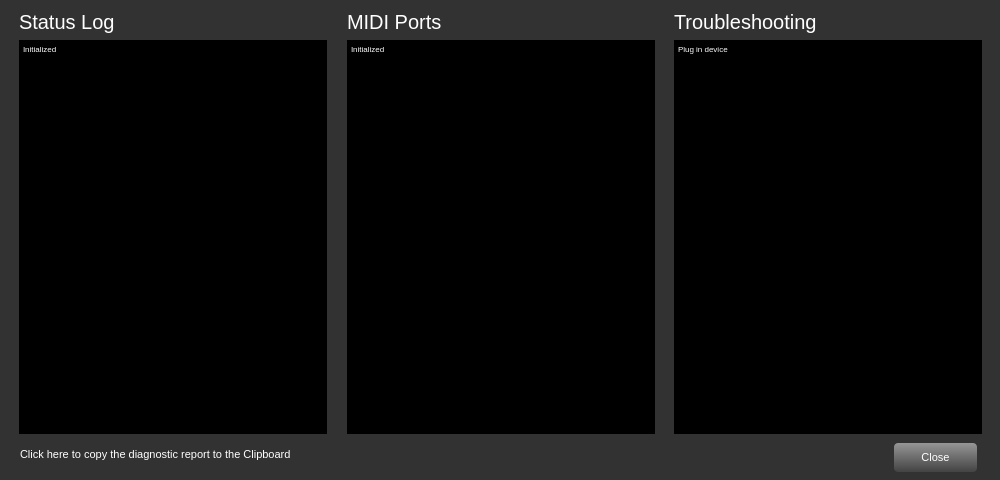
This is troubleshoot/troubleshoot.ui in Muse-Kinetics/kmi_midi_device_manager as Qt 5 draws it before an edit. The edited form follows.
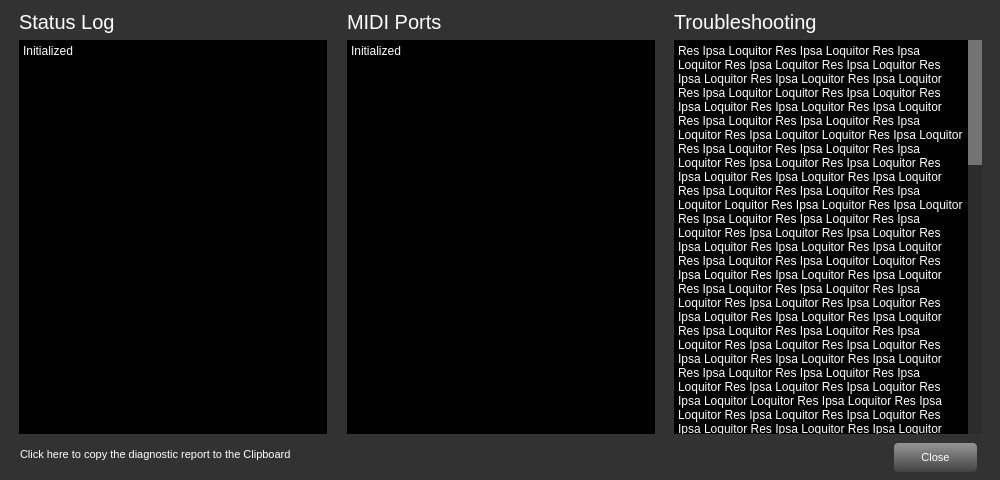
This is the edited form.

Commit message: -Fixed troubleshooting window margins

Diff of the .ui file:
```diff
--- a/troubleshoot/troubleshoot.ui
+++ b/troubleshoot/troubleshoot.ui
@@ -255,8 +255,8 @@
      <string>&lt;!DOCTYPE HTML PUBLIC &quot;-//W3C//DTD HTML 4.0//EN&quot; &quot;http://www.w3.org/TR/REC-html40/strict.dtd&quot;&gt;
 &lt;html&gt;&lt;head&gt;&lt;meta name=&quot;qrichtext&quot; content=&quot;1&quot; /&gt;&lt;meta charset=&quot;utf-8&quot; /&gt;&lt;style type=&quot;text/css&quot;&gt;
 p, li { white-space: pre-wrap; }
-&lt;/style&gt;&lt;/head&gt;&lt;body style=&quot; font-family:'Segoe UI'; font-size:9pt; font-weight:400; font-style:normal;&quot;&gt;
-&lt;p style=&quot; margin-top:0px; margin-bottom:0px; margin-left:0px; margin-right:0px; -qt-block-indent:0; text-indent:0px;&quot;&gt;&lt;span style=&quot; font-family:'Source Code Pro'; font-size:8px;&quot;&gt;Initialized&lt;br /&gt;&lt;/span&gt;&lt;/p&gt;&lt;/body&gt;&lt;/html&gt;</string>
+&lt;/style&gt;&lt;/head&gt;&lt;body style=&quot; font-family:'.AppleSystemUIFont'; font-size:13pt; font-weight:400; font-style:normal;&quot;&gt;
+&lt;p style=&quot; margin-top:0px; margin-bottom:0px; margin-left:0px; margin-right:0px; -qt-block-indent:0; text-indent:0px;&quot;&gt;&lt;span style=&quot; font-family:'Source Code Pro'; font-size:9pt;&quot;&gt;Initialized&lt;br /&gt;&lt;/span&gt;&lt;/p&gt;&lt;/body&gt;&lt;/html&gt;</string>
     </property>
    </widget>
    <widget class="QLabel" name="label_2">
@@ -318,8 +318,8 @@
      <string>&lt;!DOCTYPE HTML PUBLIC &quot;-//W3C//DTD HTML 4.0//EN&quot; &quot;http://www.w3.org/TR/REC-html40/strict.dtd&quot;&gt;
 &lt;html&gt;&lt;head&gt;&lt;meta name=&quot;qrichtext&quot; content=&quot;1&quot; /&gt;&lt;meta charset=&quot;utf-8&quot; /&gt;&lt;style type=&quot;text/css&quot;&gt;
 p, li { white-space: pre-wrap; }
-&lt;/style&gt;&lt;/head&gt;&lt;body style=&quot; font-family:'Segoe UI'; font-size:9pt; font-weight:400; font-style:normal;&quot;&gt;
-&lt;p style=&quot; margin-top:0px; margin-bottom:0px; margin-left:0px; margin-right:0px; -qt-block-indent:0; text-indent:0px;&quot;&gt;&lt;span style=&quot; font-family:'Source Code Pro'; font-size:8px;&quot;&gt;Initialized&lt;br /&gt;&lt;/span&gt;&lt;/p&gt;&lt;/body&gt;&lt;/html&gt;</string>
+&lt;/style&gt;&lt;/head&gt;&lt;body style=&quot; font-family:'.AppleSystemUIFont'; font-size:13pt; font-weight:400; font-style:normal;&quot;&gt;
+&lt;p style=&quot; margin-top:0px; margin-bottom:0px; margin-left:0px; margin-right:0px; -qt-block-indent:0; text-indent:0px;&quot;&gt;&lt;span style=&quot; font-family:'Source Code Pro'; font-size:9pt;&quot;&gt;Initialized&lt;br /&gt;&lt;/span&gt;&lt;/p&gt;&lt;/body&gt;&lt;/html&gt;</string>
     </property>
    </widget>
    <widget class="QLabel" name="bg">
@@ -371,18 +371,19 @@
     </property>
     <property name="styleSheet">
      <string notr="true">/* Note - QTextEdit fonts are styled in  HTML */
+QTextEdit{
     background-color: rgba(0,0,0,255);
     color: white;
-	border: black;
+border: black;
 
-</string>
+}</string>
     </property>
     <property name="html">
      <string>&lt;!DOCTYPE HTML PUBLIC &quot;-//W3C//DTD HTML 4.0//EN&quot; &quot;http://www.w3.org/TR/REC-html40/strict.dtd&quot;&gt;
 &lt;html&gt;&lt;head&gt;&lt;meta name=&quot;qrichtext&quot; content=&quot;1&quot; /&gt;&lt;meta charset=&quot;utf-8&quot; /&gt;&lt;style type=&quot;text/css&quot;&gt;
 p, li { white-space: pre-wrap; }
-&lt;/style&gt;&lt;/head&gt;&lt;body style=&quot; font-family:'Segoe UI'; font-size:9pt; font-weight:400; font-style:normal;&quot;&gt;
-&lt;p style=&quot; margin-top:0px; margin-bottom:0px; margin-left:0px; margin-right:0px; -qt-block-indent:0; text-indent:0px;&quot;&gt;&lt;span style=&quot; font-family:'Source Code Pro'; font-size:8px;&quot;&gt;Plug in device&lt;br /&gt;&lt;/span&gt;&lt;/p&gt;&lt;/body&gt;&lt;/html&gt;</string>
+&lt;/style&gt;&lt;/head&gt;&lt;body style=&quot; font-family:'.AppleSystemUIFont'; font-size:13pt; font-weight:400; font-style:normal;&quot;&gt;
+&lt;p style=&quot; margin-top:0px; margin-bottom:0px; margin-left:0px; margin-right:0px; -qt-block-indent:0; text-indent:0px;&quot;&gt;&lt;span style=&quot; font-family:'Source Code Pro'; font-size:9pt;&quot;&gt;Res Ipsa Loquitor Res Ipsa Loquitor Res Ipsa Loquitor Res Ipsa Loquitor Res Ipsa Loquitor Res Ipsa Loquitor Res Ipsa Loquitor Res Ipsa Loquitor Res Ipsa Loquitor Loquitor Res Ipsa Loquitor Res Ipsa Loquitor Res Ipsa Loquitor Res Ipsa Loquitor Res Ipsa Loquitor Res Ipsa Loquitor Res Ipsa Loquitor Res Ipsa Loquitor Loquitor Res Ipsa Loquitor Res Ipsa Loquitor Res Ipsa Loquitor Res Ipsa Loquitor Res Ipsa Loquitor Res Ipsa Loquitor Res Ipsa Loquitor Res Ipsa Loquitor Res Ipsa Loquitor Res Ipsa Loquitor Res Ipsa Loquitor Res Ipsa Loquitor Loquitor Res Ipsa Loquitor Res Ipsa Loquitor Res Ipsa Loquitor Res Ipsa Loquitor Res Ipsa Loquitor Res Ipsa Loquitor Res Ipsa Loquitor Res Ipsa Loquitor Res Ipsa Loquitor Res Ipsa Loquitor Res Ipsa Loquitor Res Ipsa Loquitor Loquitor Res Ipsa Loquitor Res Ipsa Loquitor Res Ipsa Loquitor Res Ipsa Loquitor Res Ipsa Loquitor Res Ipsa Loquitor Res Ipsa Loquitor Res Ipsa Loquitor Res Ipsa Loquitor Res Ipsa Loquitor Res Ipsa Loquitor Res Ipsa Loquitor Res Ipsa Loquitor Res Ipsa Loquitor Res Ipsa Loquitor Res Ipsa Loquitor Res Ipsa Loquitor Res Ipsa Loquitor Res Ipsa Loquitor Res Ipsa Loquitor Res Ipsa Loquitor Res Ipsa Loquitor Res Ipsa Loquitor Res Ipsa Loquitor Res Ipsa Loquitor Loquitor Res Ipsa Loquitor Res Ipsa Loquitor Res Ipsa Loquitor Res Ipsa Loquitor Res Ipsa Loquitor Res Ipsa Loquitor Res Ipsa Loquitor Res Ipsa Loquitor Loquitor Res Ipsa Loquitor Res Ipsa Loquitor Res Ipsa Loquitor Res Ipsa Loquitor Res Ipsa Loquitor Res Ipsa Loquitor Res Ipsa Loquitor Res Ipsa Loquitor Res Ipsa Loquitor Res Ipsa Loquitor Res Ipsa Loquitor Res Ipsa Loquitor Loquitor Res Ipsa Loquitor Res Ipsa Loquitor Res Ipsa Loquitor Res Ipsa Loquitor Res Ipsa Loquitor Res Ipsa Loquitor Res Ipsa Loquitor Res Ipsa Loquitor Res Ipsa Loquitor Res Ipsa Loquitor Res Ipsa Loquitor Res Ipsa Loquitor Loquitor Res Ipsa Loquitor Res Ipsa Loquitor Res Ipsa Loquitor Res Ipsa Loquitor Res Ipsa Loquitor Res Ipsa Loquitor Res Ipsa Loquitor Res Ipsa Loquitor Res Ipsa Loquitor Res Ipsa Loquitor Res Ipsa Loquitor Res Ipsa Loquitor Res Ipsa Loquitor Res Ipsa Loquitor Res Ipsa Loquitor Res Ipsa Loquitor Res Ipsa Loquitor Res Ipsa Loquitor Res Ipsa Loquitor Res Ipsa Loquitor Res Ipsa Loquitor Res Ipsa Loquitor Res Ipsa Loquitor Res Ipsa Loquitor Res Ipsa Loquitor Loquitor Res Ipsa Loquitor Res Ipsa Loquitor Res Ipsa Loquitor Res Ipsa Loquitor Res Ipsa Loquitor Res Ipsa Loquitor Res Ipsa Loquitor Res Ipsa Loquitor Loquitor Res Ipsa Loquitor Res Ipsa Loquitor Res Ipsa Loquitor Res Ipsa Loquitor Res Ipsa Loquitor Res Ipsa Loquitor Res Ipsa Loquitor Res Ipsa Loquitor Res Ipsa Loquitor Res Ipsa Loquitor Res Ipsa Loquitor Res Ipsa Loquitor Loquitor Res Ipsa Loquitor Res Ipsa Loquitor Res Ipsa Loquitor Res Ipsa Loquitor Res Ipsa Loquitor Res Ipsa Loquitor Res Ipsa Loquitor Res Ipsa Loquitor Res Ipsa Loquitor Res Ipsa Loquitor Res Ipsa Loquitor Res Ipsa Loquitor Loquitor Res Ipsa Loquitor Res Ipsa Loquitor Res Ipsa Loquitor Res Ipsa Loquitor Res Ipsa Loquitor Res Ipsa Loquitor Res Ipsa Loquitor Res Ipsa Loquitor Res Ipsa Loquitor Res Ipsa Loquitor Res Ipsa Loquitor Res Ipsa Loquitor Res Ipsa Loquitor Res Ipsa Loquitor Res Ipsa Loquitor Res Ipsa Loquitor Res Ipsa Loquitor Res Ipsa Loquitor Res Ipsa Loquitor Res Ipsa Loquitor Res Ipsa Loquitor Res Ipsa Loquitor Res Ipsa Loquitor Res Ipsa Loquitor Res Ipsa Loquitor Loquitor Res Ipsa Loquitor Res Ipsa Loquitor Res Ipsa Loquitor Res Ipsa Loquitor Res Ipsa Loquitor Res Ipsa Loquitor Res Ipsa Loquitor Res Ipsa Loquitor Loquitor Res Ipsa Loquitor Res Ipsa Loquitor Res Ipsa Loquitor Res Ipsa Loquitor Res Ipsa Loquitor Res Ipsa Loquitor Res Ipsa Loquitor Res Ipsa Loquitor Res Ipsa Loquitor Res Ipsa Loquitor Res Ipsa Loquitor Res Ipsa Loquitor Loquitor Res Ipsa Loquitor Res Ipsa Loquitor Res Ipsa Loquitor Res Ipsa Loquitor Res Ipsa Loquitor Res Ipsa Loquitor Res Ipsa Loquitor Res Ipsa Loquitor Res Ipsa Loquitor Res Ipsa Loquitor Res Ipsa Loquitor Res Ipsa Loquitor Loquitor Res Ipsa Loquitor Res Ipsa Loquitor Res Ipsa Loquitor Res Ipsa Loquitor Res Ipsa Loquitor Res Ipsa Loquitor Res Ipsa Loquitor Res Ipsa Loquitor Res Ipsa Loquitor Res Ipsa Loquitor Res Ipsa Loquitor Res Ipsa Loquitor Res Ipsa Loquitor Res Ipsa Loquitor Res Ipsa Loquitor Res Ipsa Loquitor &lt;/span&gt;&lt;/p&gt;&lt;/body&gt;&lt;/html&gt;</string>
     </property>
    </widget>
    <widget class="QPushButton" name="butt_close">
```
The commit also changes 1 other file.
